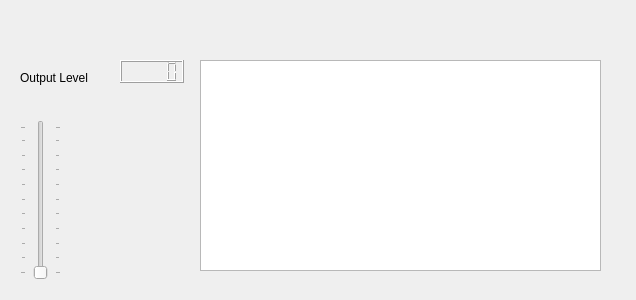
duvha/bessel, file src/bessel_gui/dialog.ui: the form before one commit.
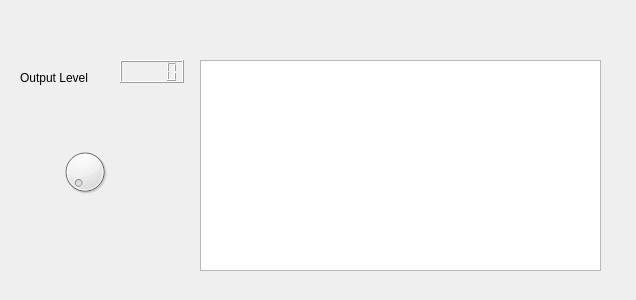
The form after the commit.

Commit message: Replaced QSlider with a QDial

The edit to the form file:
```diff
--- a/src/bessel_gui/dialog.ui
+++ b/src/bessel_gui/dialog.ui
@@ -13,22 +13,6 @@
   <property name="windowTitle">
    <string>Bessel</string>
   </property>
-  <widget class="QSlider" name="verticalSlider">
-   <property name="geometry">
-    <rect>
-     <x>20</x>
-     <y>120</y>
-     <width>41</width>
-     <height>160</height>
-    </rect>
-   </property>
-   <property name="orientation">
-    <enum>Qt::Vertical</enum>
-   </property>
-   <property name="tickPosition">
-    <enum>QSlider::TicksBothSides</enum>
-   </property>
-  </widget>
   <widget class="QLabel" name="label">
    <property name="geometry">
     <rect>
@@ -62,6 +46,16 @@
     </rect>
    </property>
   </widget>
+  <widget class="QDial" name="dial">
+   <property name="geometry">
+    <rect>
+     <x>60</x>
+     <y>140</y>
+     <width>50</width>
+     <height>64</height>
+    </rect>
+   </property>
+  </widget>
  </widget>
  <layoutdefault spacing="6" margin="11"/>
  <resources/>
```
The commit also changes 2 other files.
